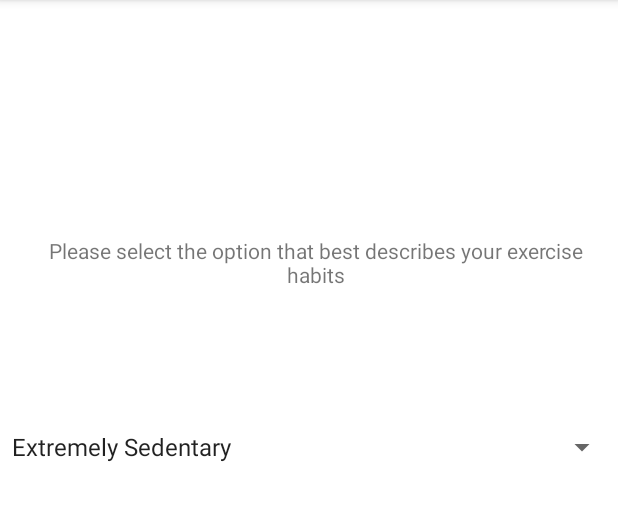
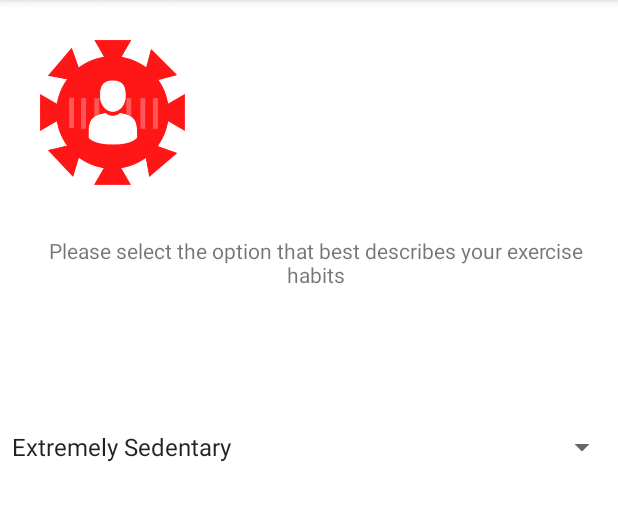
Before and after one commit to Jnwong116/Know-Your-Risk, an Android app: the Exercise screen opened directly, with no data from a screen before it, on a phone screen of 412 x 824 dp, the part 84-605 px from its top. Run offline under Robolectric (Android 15) with nearby library versions, the phone set to English and light mode, and no system bars.

Commit message:
updated logo for all pages

```diff
--- a/app/src/main/res/layout/activity_exercise.xml
+++ b/app/src/main/res/layout/activity_exercise.xml
@@ -28,4 +28,14 @@
         app:layout_constraintHorizontal_bias="0.0"
         app:layout_constraintStart_toStartOf="@+id/textView"
         app:layout_constraintTop_toBottomOf="@+id/textView" />
+
+    <ImageView
+        android:id="@+id/imageView4"
+        android:layout_width="150dp"
+        android:layout_height="150dp"
+        app:layout_constraintStart_toStartOf="parent"
+        app:layout_constraintTop_toTopOf="parent"
+        app:srcCompat="@drawable/covid" />
+
+
 </androidx.constraintlayout.widget.ConstraintLayout>
```
Also changed, not shown: app/src/main/res/layout/activity_age.xml (+8 -0 lines), app/src/main/res/layout/activity_questions_leading_page.xml (+10 -0 lines), app/src/main/res/layout/activity_risk_factor_questions.xml (+9 -0 lines).
